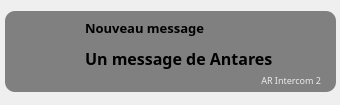
AntaresMugisho/AR_Intercom, file ui/popup_window.ui: the form before one commit.
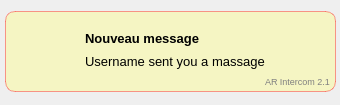
The form after the commit. Icons and pictures are not drawn.

Patch:
```diff
--- a/ui/popup_window.ui
+++ b/ui/popup_window.ui
@@ -23,16 +23,12 @@
     </rect>
    </property>
    <property name="styleSheet">
-    <string notr="true">QFrame{
+    <string notr="true">#global_frame{
 	outline:none;
-	background-color:grey;
+	background-color: rgb(200, 211, 211);
+	background-color: rgba(255, 255, 127, 100);
 	border-radius:10px;
-
-}
-
-QLabel{
-	background:none;
-	font-family:Kirvy;
+	border:1px solid  rgba(255, 0, 0, 100);
 }</string>
    </property>
    <property name="frameShape">
@@ -45,15 +41,20 @@
     <property name="geometry">
      <rect>
       <x>80</x>
-      <y>2</y>
-      <width>221</width>
+      <y>12</y>
+      <width>241</width>
       <height>31</height>
      </rect>
     </property>
+    <property name="font">
+     <font>
+      <pointsize>11</pointsize>
+      <bold>true</bold>
+     </font>
+    </property>
     <property name="styleSheet">
      <string notr="true">QLabel{
-	background:none;
-	font:bold 18px;
+	background:transparent;
 }</string>
     </property>
     <property name="text">
@@ -66,16 +67,15 @@
    <widget class="QPushButton" name="logo">
     <property name="geometry">
      <rect>
-      <x>2</x>
-      <y>-1</y>
-      <width>85</width>
-      <height>85</height>
+      <x>10</x>
+      <y>13</y>
+      <width>61</width>
+      <height>51</height>
      </rect>
     </property>
     <property name="styleSheet">
      <string notr="true">QPushButton{
-	image: url(:/icons/icons/AR_logo.png);
-	background:none;
+	image: url(:/icons/icons/ARsoftlogo.png);
 	border:none;
 }</string>
     </property>
@@ -84,19 +84,23 @@
     <property name="geometry">
      <rect>
       <x>80</x>
-      <y>32</y>
-      <width>221</width>
-      <height>31</height>
+      <y>40</y>
+      <width>241</width>
+      <height>21</height>
      </rect>
     </property>
+    <property name="font">
+     <font>
+      <pointsize>10</pointsize>
+     </font>
+    </property>
     <property name="styleSheet">
      <string notr="true">QLabel{
-	background:none;
-	font: bold 16px;
+	background:transparent;
 }</string>
     </property>
     <property name="text">
-     <string>&lt;html&gt;&lt;head/&gt;&lt;body&gt;&lt;p&gt;Un message de Antares&lt;/p&gt;&lt;/body&gt;&lt;/html&gt;</string>
+     <string>Username sent you a massage</string>
     </property>
     <property name="alignment">
      <set>Qt::AlignLeading|Qt::AlignLeft|Qt::AlignVCenter</set>
@@ -105,23 +109,28 @@
    <widget class="QLabel" name="app_name">
     <property name="geometry">
      <rect>
-      <x>215</x>
+      <x>260</x>
       <y>60</y>
-      <width>101</width>
-      <height>20</height>
+      <width>71</width>
+      <height>21</height>
      </rect>
     </property>
+    <property name="font">
+     <font>
+      <pointsize>7</pointsize>
+     </font>
+    </property>
     <property name="styleSheet">
      <string notr="true">QLabel{
-	background:none;
-	color:#EcEcEc;
+	background:transparent;
+	color:gray;
 }</string>
     </property>
     <property name="text">
-     <string>&lt;html&gt;&lt;head/&gt;&lt;body&gt;&lt;p&gt;&lt;span style=&quot; font-size:7pt;&quot;&gt;AR Intercom 2&lt;/span&gt;&lt;/p&gt;&lt;/body&gt;&lt;/html&gt;</string>
+     <string>AR Intercom 2.1</string>
     </property>
     <property name="alignment">
-     <set>Qt::AlignRight|Qt::AlignTrailing|Qt::AlignVCenter</set>
+     <set>Qt::AlignLeading|Qt::AlignLeft|Qt::AlignVCenter</set>
     </property>
    </widget>
   </widget>
```
Left out of the diff: 2 changed lines with no effect on the pictures.
